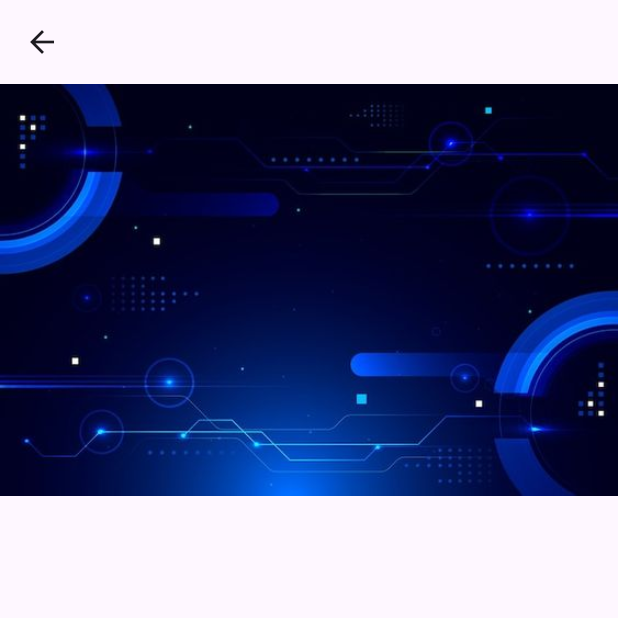
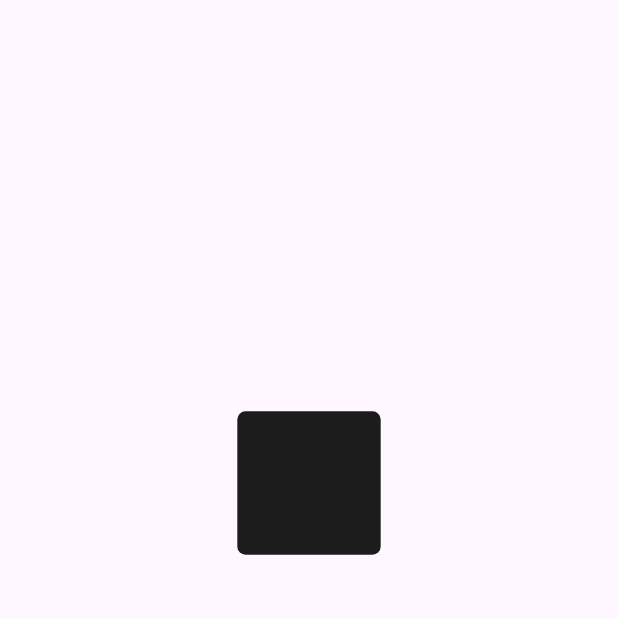
Before and after one commit to putri6/MOBILE, a Flutter app: the Addstory screen opened directly, on a phone screen of 412 x 824 dp, the top half of it. Run offline on Flutter 3.47's test engine with Material 3 defaults, Android fonts, the phone set to English and light mode, and no system bars.

Commit message:
chalengen 5 animasi add_story.dart

```diff
--- a/lib/ui/add_story.dart
+++ b/lib/ui/add_story.dart
@@ -1,16 +1,112 @@
+import 'dart:math';
 import 'package:flutter/material.dart';
 
-class Addstory extends StatelessWidget {
-  const Addstory({Key? key}) : super(key: key);
+// Generate a random border radius between 0 and 50
+double randomBorderRadius() {
+  return Random().nextDouble() * 50;
+}
+
+// Generate a random margin between 0 and 20
+double randomMargin() {
+  return Random().nextDouble() * 20;
+}
+
+// Generate a random color
+Color randomColor() {
+  return Color.fromARGB(
+    255,
+    Random().nextInt(256),
+    Random().nextInt(256),
+    Random().nextInt(256),
+  );
+}
+
+class Addstory extends StatefulWidget {
+  const Addstory({super.key});
+
+  @override
+  State<Addstory> createState() => _AddstoryState();
+}
+
+class _AddstoryState extends State<Addstory> {
+  late double borderRadius;
+  late double margin;
+  late Color color;
+  double posX = 0;
+  double posY = 0;
+  final double boxSize = 100;
+
+  @override
+  void initState() {
+    super.initState();
+    borderRadius = randomBorderRadius();
+    margin = randomMargin();
+    color = randomColor();
+  }
+
+  @override
+  void didChangeDependencies() {
+    super.didChangeDependencies();
+    centeredContainer();
+  }
+
+  void changeState() {
+    setState(() {
+      borderRadius = randomBorderRadius();
+      margin = randomMargin();
+      color = randomColor();
+    });
+  }
+
+  void centeredContainer() {
+    final mediaQuery = MediaQuery.of(context);
+    setState(() {
+      posX = (mediaQuery.size.width - boxSize) / 2;
+      posY = (mediaQuery.size.height - boxSize) / 2 - 90;
+    });
+  }
 
   @override
   Widget build(BuildContext context) {
     return Scaffold(
-      appBar: AppBar(),
-      body: Hero(
-        tag: 'image_animation',
-        child: Image.asset('assets/bg.jpg'),
+      body: SafeArea(
+        child: Stack(
+          children: [
+            Positioned(
+              left: posX,
+              top: posY,
+              child: GestureDetector(
+                onPanUpdate: (DragUpdateDetails details) {
+                  setState(() {
+                    posX += details.delta.dx;
+                    posY += details.delta.dy;
+                  });
+                },
+                onTap: changeState,
+                child: SizedBox(
+                  width: boxSize,
+                  height: boxSize,
+                  child: AnimatedContainer(
+                    duration: Duration(milliseconds: 2000),
+                    curve: Curves.bounceIn,
+                    margin: EdgeInsets.all(margin),
+                    decoration: BoxDecoration(
+                      color: color,
+                      borderRadius: BorderRadius.circular(borderRadius),
+                    ),
+                  ),
+                ),
+              ),
+            ),
+          ],
+        ),
       ),
     );
   }
 }
+
+void main() {
+  runApp(MaterialApp(
+    home: Addstory(),
+  ));
+}
```
